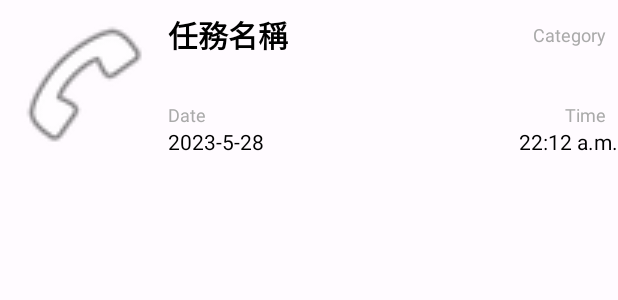
After one commit to allenlin316/Android_App, an Android app: the layout tasks_layout.xml on its own in the app's theme, with its tools: preview values and no code run, on a phone screen of 412 x 824 dp. The commit adds this screen. Shown: the top 300 px of the screen. Run offline under Robolectric (Android 15) with nearby library versions, the light colour scheme and no system bars.

Commit message:
add task room structure and recyclerView UI

```diff
--- a/Taskblitz/app/src/main/java/tw/edu/ncyu/drink/taskblitz/RegisterUserActivity.kt
+++ b/Taskblitz/app/src/main/java/tw/edu/ncyu/drink/taskblitz/RegisterUserActivity.kt
@@ -137,6 +137,8 @@ class RegisterUserActivity: AppCompatActivity() {
             val isValidUser = viewModel.isValidUser(account, password)
             if(isValidUser){
                 showToast("Welcome $account")
+                // start MainActivity
+                startActivity(Intent(this@RegisterUserActivity,MainActivity::class.java))
             } else{
                 showToast("帳號或密碼錯誤")
             }
@@ -153,8 +155,6 @@ class RegisterUserActivity: AppCompatActivity() {
             viewModel.addUsers(user)
             // display a Toast message to confirm the register
             showToast("成功儲存 $account, $password")
-            // start MainActivity
-            //startActivity(Intent(this@RegisterUserActivity,MainActivity::class.java))
         } else{
             showToast("帳號被用過囉")
         }
--- a/Taskblitz/app/src/main/java/tw/edu/ncyu/drink/taskblitz/TaskDao.kt
+++ b/Taskblitz/app/src/main/java/tw/edu/ncyu/drink/taskblitz/TaskDao.kt
@@ -10,8 +10,12 @@ interface TaskDao {
 //    @Insert()
 //    suspend fun insertTask(tasks: Tasks):Long
 
+    // get certain user's all tasks
+    @Query("SELECT * FROM Tasks WHERE user_id=:user_id")
+    fun getUserAllTasks(user_id: Int): LiveData<List<Tasks>>
+
     @Query("Select * from Tasks where isFinished=0")
-    fun getTask(): LiveData<List<Tasks>>
+    fun getAllTasks(): LiveData<List<Tasks>>
 
     @Query("Update Tasks Set isFinished = 1 where id=:uid")
     fun finishTask(uid:Long)
--- /dev/null
+++ b/Taskblitz/app/src/main/res/layout/tasks_layout.xml
@@ -0,0 +1,92 @@
+<?xml version="1.0" encoding="utf-8"?>
+<androidx.constraintlayout.widget.ConstraintLayout
+    xmlns:android="http://schemas.android.com/apk/res/android"
+    xmlns:app="http://schemas.android.com/apk/res-auto"
+    android:layout_width="match_parent"
+    android:layout_height="wrap_content"
+    android:background="?attr/selectableItemBackground"
+    android:clickable="true"
+    android:focusable="true" >
+    <View
+        android:id="@+id/view"
+        android:layout_width="0dp"
+        android:layout_height="0dp"
+        android:background="@android:drawable/ic_menu_call"
+        android:layout_marginStart="8dp"
+        app:layout_constraintTop_toTopOf="@+id/tv_name"
+        app:layout_constraintDimensionRatio="1:1"
+        app:layout_constraintStart_toStartOf="parent" />
+    <TextView
+        android:id="@+id/tv_name"
+        android:layout_width="0dp"
+        android:layout_height="wrap_content"
+        android:text="任務名稱"
+        android:textColor="@android:color/black"
+        android:textStyle="bold"
+        android:textSize="20sp"
+        android:layout_marginTop="8dp"
+        android:layout_marginStart="8dp"
+        app:layout_constraintTop_toTopOf="parent"
+        app:layout_constraintStart_toEndOf="@+id/view" />
+
+    <TextView
+        android:id="@+id/textDate"
+        android:layout_width="wrap_content"
+        android:layout_height="wrap_content"
+        android:layout_alignParentStart="true"
+        android:text="Date"
+        android:textColor="@android:color/darker_gray"
+        android:textSize="12sp"
+        android:visibility="visible"
+        android:layout_marginTop="30dp"
+        app:layout_constraintStart_toStartOf="@+id/tv_name"
+        app:layout_constraintTop_toBottomOf="@+id/tv_name" />
+
+    <TextView
+        android:id="@+id/tv_date"
+        android:layout_width="wrap_content"
+        android:layout_height="wrap_content"
+        android:layout_alignParentStart="true"
+        android:textColor="@android:color/black"
+        android:visibility="visible"
+        android:text="2023-5-28"
+        app:layout_constraintStart_toStartOf="@+id/textDate"
+        app:layout_constraintTop_toBottomOf="@+id/textDate"/>
+
+    <TextView
+        android:id="@+id/tv_category"
+        android:layout_width="wrap_content"
+        android:layout_height="wrap_content"
+        android:layout_marginRight="8dp"
+        android:gravity="right"
+        android:text="Category"
+        android:textColor="@android:color/darker_gray"
+        android:textSize="12sp"
+        app:layout_constraintBottom_toBottomOf="@+id/tv_name"
+        app:layout_constraintEnd_toEndOf="parent"
+        app:layout_constraintTop_toTopOf="@+id/tv_name" />
+
+    <TextView
+        android:id="@+id/textTime"
+        android:layout_width="wrap_content"
+        android:layout_height="wrap_content"
+        android:text="Time"
+        android:textColor="@android:color/darker_gray"
+        android:textSize="12sp"
+        android:visibility="visible"
+        android:layout_marginRight="8dp"
+        app:layout_constraintBottom_toBottomOf="@+id/textDate"
+        app:layout_constraintEnd_toEndOf="parent"
+        app:layout_constraintTop_toTopOf="@+id/textDate" />
+
+    <TextView
+        android:id="@+id/tv_time"
+        android:layout_width="wrap_content"
+        android:layout_height="wrap_content"
+        android:text="22:12 a.m."
+        android:textColor="@android:color/black"
+        android:visibility="visible"
+        app:layout_constraintEnd_toEndOf="parent"
+        app:layout_constraintTop_toBottomOf="@+id/textTime" />
+
+</androidx.constraintlayout.widget.ConstraintLayout>
```
Also changed, not shown: Taskblitz/app/src/main/java/tw/edu/ncyu/drink/taskblitz/MainActivity.kt (+14 -12 lines), Taskblitz/app/src/main/java/tw/edu/ncyu/drink/taskblitz/TaskAdapter.kt (added, +42 -0 lines), Taskblitz/app/src/main/java/tw/edu/ncyu/drink/taskblitz/TaskRepository.kt (added, +23 -0 lines), Taskblitz/app/src/main/java/tw/edu/ncyu/drink/taskblitz/TaskViewModel.kt (added, +25 -0 lines).
